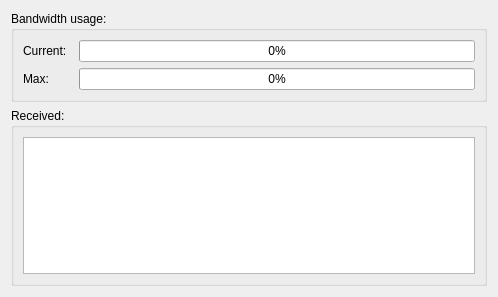
Above: src/multiserialviewer/ui_files/statisticsWidget.ui from shaag7967/multiserialviewer before the change. Below: the same form after it.
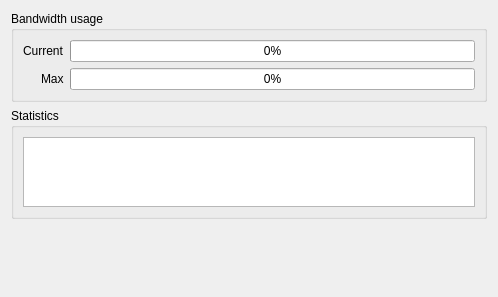
That is the form after the change.

Commit message: fixed height of stats table view

What changed in the file:
```diff
--- a/src/multiserialviewer/ui_files/statisticsWidget.ui
+++ b/src/multiserialviewer/ui_files/statisticsWidget.ui
@@ -17,13 +17,16 @@
    <item>
     <widget class="QGroupBox" name="Usage">
      <property name="title">
-      <string>Bandwidth usage:</string>
+      <string>Bandwidth usage</string>
      </property>
      <layout class="QFormLayout" name="formLayout">
+      <property name="labelAlignment">
+       <set>Qt::AlignmentFlag::AlignRight|Qt::AlignmentFlag::AlignTrailing|Qt::AlignmentFlag::AlignVCenter</set>
+      </property>
       <item row="0" column="0">
        <widget class="QLabel" name="label_2">
         <property name="text">
-         <string>Current:</string>
+         <string>Current</string>
         </property>
        </widget>
       </item>
@@ -32,12 +35,15 @@
         <property name="value">
          <number>0</number>
         </property>
+        <property name="format">
+         <string notr="true">%p%</string>
+        </property>
        </widget>
       </item>
       <item row="1" column="0">
        <widget class="QLabel" name="label_3">
         <property name="text">
-         <string>Max:       </string>
+         <string>Max</string>
         </property>
        </widget>
       </item>
@@ -46,19 +52,49 @@
         <property name="value">
          <number>0</number>
         </property>
+        <property name="format">
+         <string notr="true">%p%</string>
+        </property>
        </widget>
       </item>
      </layout>
     </widget>
    </item>
    <item>
-    <widget class="QGroupBox" name="Received">
+    <widget class="QGroupBox" name="gb_stats">
+     <property name="sizePolicy">
+      <sizepolicy hsizetype="Preferred" vsizetype="Minimum">
+       <horstretch>0</horstretch>
+       <verstretch>0</verstretch>
+      </sizepolicy>
+     </property>
      <property name="title">
-      <string>Received:</string>
+      <string>Statistics</string>
      </property>
      <layout class="QVBoxLayout" name="verticalLayout_3">
+      <property name="spacing">
+       <number>0</number>
+      </property>
+      <property name="sizeConstraint">
+       <enum>QLayout::SizeConstraint::SetMaximumSize</enum>
+      </property>
+      <property name="topMargin">
+       <number>9</number>
+      </property>
       <item>
        <widget class="QTableView" name="tableView">
+        <property name="verticalScrollBarPolicy">
+         <enum>Qt::ScrollBarPolicy::ScrollBarAlwaysOff</enum>
+        </property>
+        <property name="horizontalScrollBarPolicy">
+         <enum>Qt::ScrollBarPolicy::ScrollBarAlwaysOff</enum>
+        </property>
+        <property name="sizeAdjustPolicy">
+         <enum>QAbstractScrollArea::SizeAdjustPolicy::AdjustToContents</enum>
+        </property>
+        <property name="autoScroll">
+         <bool>false</bool>
+        </property>
         <property name="editTriggers">
          <set>QAbstractItemView::EditTrigger::NoEditTriggers</set>
         </property>
@@ -79,6 +115,19 @@
      </layout>
     </widget>
    </item>
+   <item>
+    <spacer name="verticalSpacer">
+     <property name="orientation">
+      <enum>Qt::Orientation::Vertical</enum>
+     </property>
+     <property name="sizeHint" stdset="0">
+      <size>
+       <width>20</width>
+       <height>40</height>
+      </size>
+     </property>
+    </spacer>
+   </item>
   </layout>
  </widget>
  <resources/>
```
Left out of the diff: 5 changed lines with no effect on the pictures. The commit also changes 1 other file.
